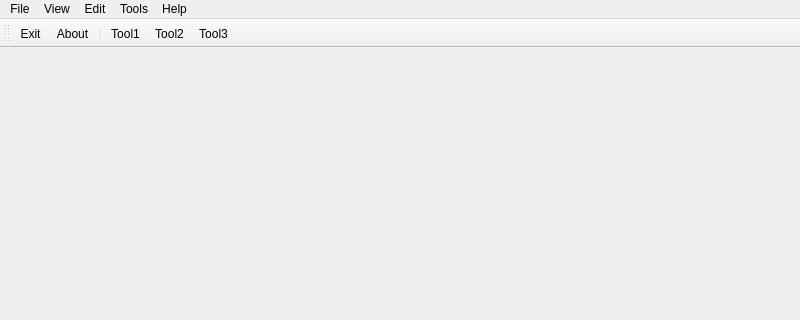
Old version of the form src/frontend/FrMainWindow/FrMainWindow.ui in the repository gablab/murfi2; both pictures show x 0 to 800 and y 0 to 320 of the 800 by 600 pixel window.
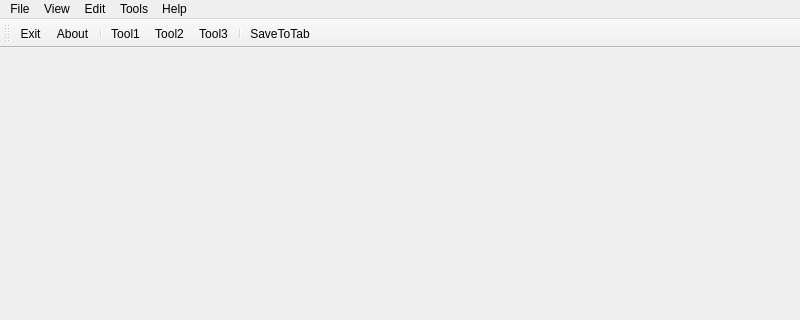
New version of the form.

The edit to the form file:
```diff
--- a/src/frontend/FrMainWindow/FrMainWindow.ui
+++ b/src/frontend/FrMainWindow/FrMainWindow.ui
@@ -72,6 +72,8 @@
    <addaction name="actionTool1" />
    <addaction name="actionTool2" />
    <addaction name="actionTool3" />
+   <addaction name="separator" />
+   <addaction name="actionSaveToTab" />
   </widget>
   <action name="actionExit" >
    <property name="text" >
@@ -98,6 +100,11 @@
     <string>Tool3</string>
    </property>
   </action>
+  <action name="actionSaveToTab" >
+   <property name="text" >
+    <string>SaveToTab</string>
+   </property>
+  </action>
  </widget>
  <resources/>
  <connections/>
```
